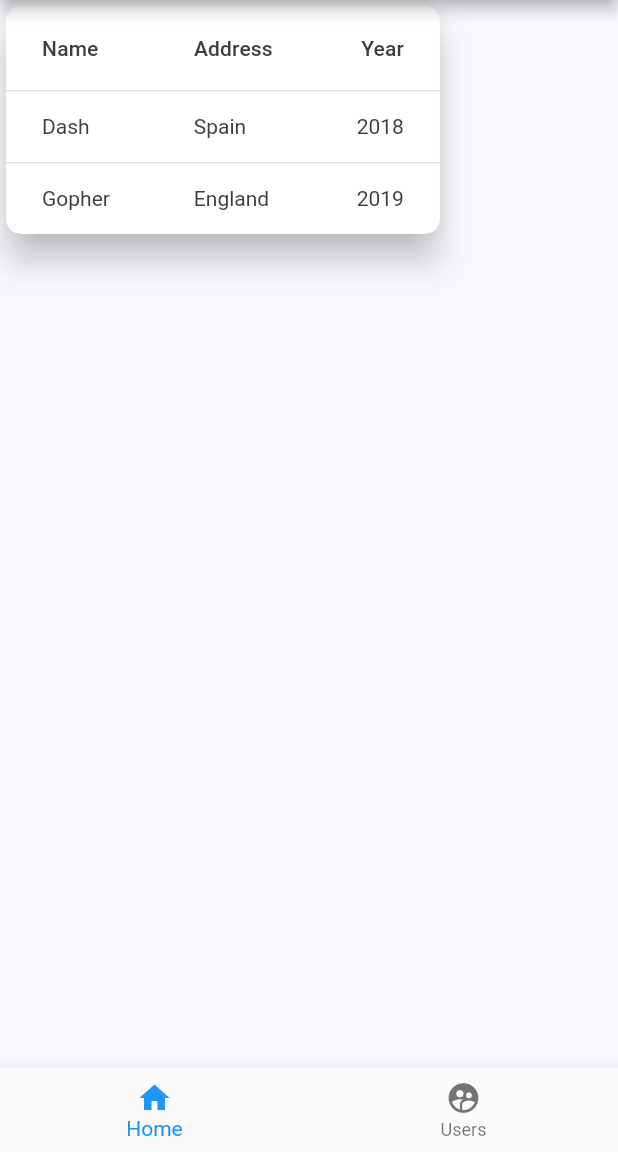
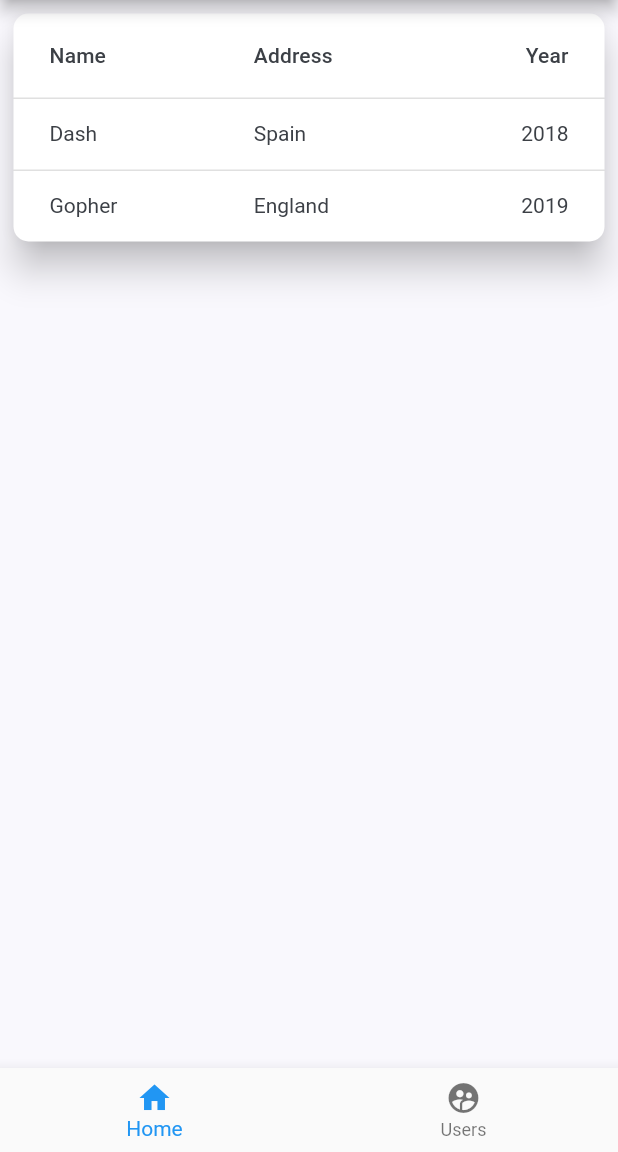
Before and after one commit to Soe-Htun/Bottom_NavBar, a Flutter app: the screen it shows after launch, on a phone screen of 412 x 824 dp, the part 84-1236 px from its top. Run offline on Flutter 3.47's test engine with Material 2 defaults, Android fonts, the phone set to English and light mode, and no system bars.

Commit message:
add expand

```diff
--- a/lib/components/home.dart
+++ b/lib/components/home.dart
@@ -48,13 +48,15 @@ class _HomeState extends State<Home> {
     //   ),
 
     // );
-    return Container(
-
+    return Padding(
+      padding: EdgeInsets.all(5),
+      child: Row(
+        children: <Widget>[
+          Expanded(
             child: Card(
               elevation: 10,
               shape: RoundedRectangleBorder(
-          borderRadius: BorderRadius.circular(10)
-        ),
+                  borderRadius: BorderRadius.circular(10)),
               child: DataTable(
                 sortColumnIndex: 0,
                 sortAscending: true,
@@ -77,6 +79,9 @@ class _HomeState extends State<Home> {
                 ],
               ),
             ),
+          ),
+        ],
+      ),
     );
   }
 }
```
Lines whose indentation alone changed are shown as unchanged.
